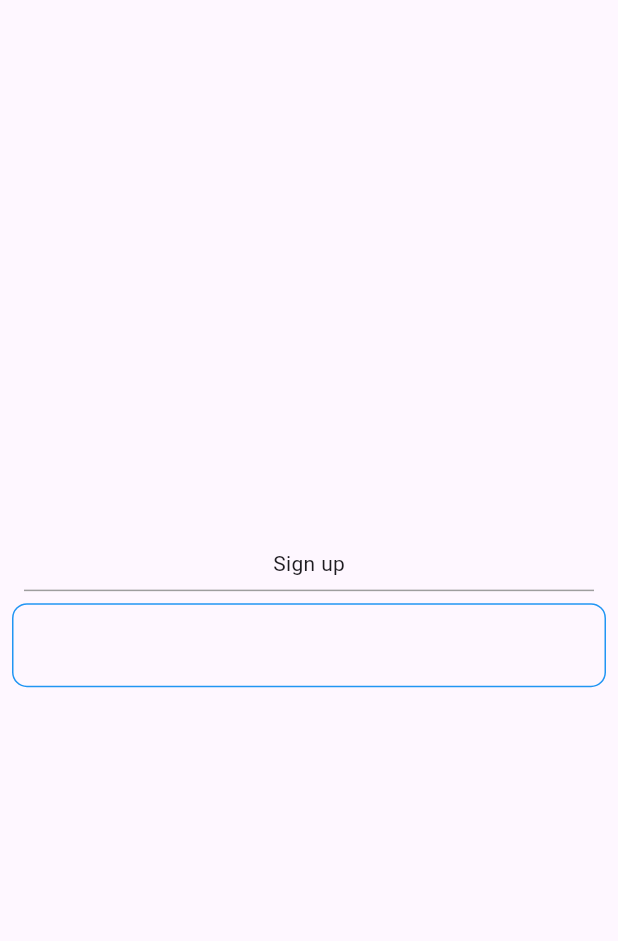
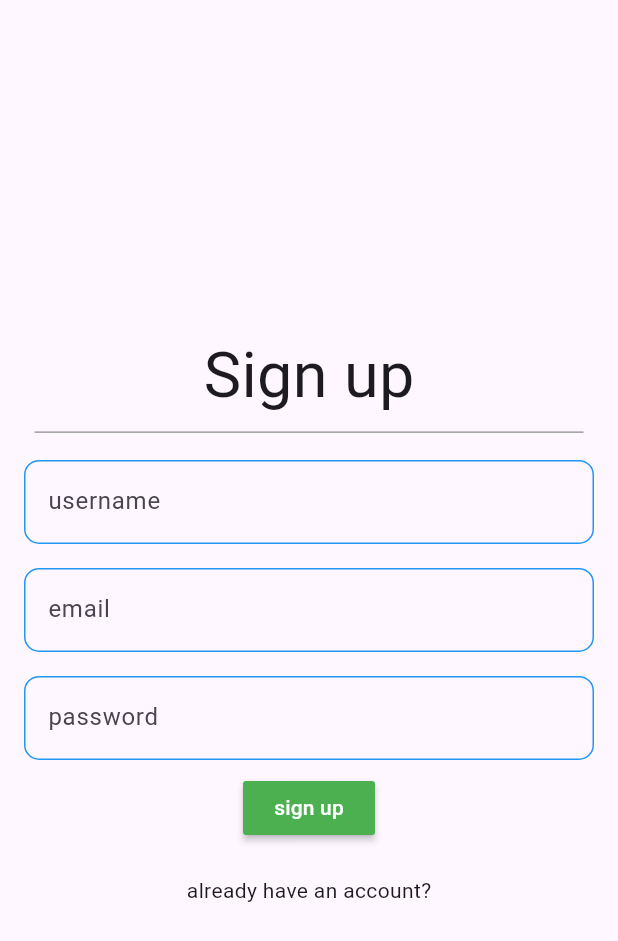
Before and after one commit to Rokobot/nextfilm, a Flutter app: the screen it shows after launch, on a phone screen of 412 x 824 dp. Shown: the top 941 px of the screen. Run offline on Flutter 3.47's test engine with Material 3 defaults, Android fonts, the phone set to English and light mode, and no system bars; our stand-ins replace bloc, firebase_core; accounts and stored records are empty.

Commit message:
i created auth UI

```diff
--- a/lib/main.dart
+++ b/lib/main.dart
@@ -26,7 +26,11 @@ class _MyAppState extends State<MyApp> {
   @override
   Widget build(BuildContext context) {
     return MaterialApp(
-      routes: {},
+      routes: {
+        '/HomePage': (context) => const HomePage(),
+        '/SignInPage': (context) => const SignInPage(),
+        '/SignUpPage': (context) => const SignUpPage(),
+      },
       home: Scaffold(
         backgroundColor: Colors.white,
         body: user ? HomePage() : SignUpPage(),
--- a/lib/screens/auth/signup_page.dart
+++ b/lib/screens/auth/signup_page.dart
@@ -1,5 +1,6 @@
 import 'package:flutter/material.dart';
 import 'package:nextfilm/extentions/extentions.dart';
+import 'package:nextfilm/widgets/widgets.dart';
 
 class SignUpPage extends StatefulWidget {
   const SignUpPage({super.key});
@@ -20,18 +21,63 @@ class _SignUpPageState extends State<SignUpPage> {
               mainAxisSize: MainAxisSize.min,
               mainAxisAlignment: MainAxisAlignment.center,
               children: [
-                Text('Sign up'),
+                Text(
+                  'Sign up',
+                  style: TextStyle(fontSize: 42),
+                ),
                 Padding(
-                  padding: const EdgeInsets.all(8.0),
+                  padding: const EdgeInsets.only(
+                      left: 15, right: 15, top: 8, bottom: 10),
                   child: Divider(
                     height: 0.2,
                     color: Colors.grey,
                   ),
                 ),
-                TextFormField(
-                  key: _keyValue,
-                  decoration: InputDecoration().custmDecoration,
-                )
+                Form(
+                    key: _keyValue,
+                    child: Column(
+                      mainAxisAlignment: MainAxisAlignment.center,
+                      mainAxisSize: MainAxisSize.min,
+                      children: [
+                        Padding(
+                          padding: const EdgeInsets.all(8.0),
+                          child: TextFormField(
+                            decoration: InputDecoration(hintText: 'username')
+                                .custmDecoration,
+                          ),
+                        ),
+                        Padding(
+                          padding: const EdgeInsets.all(8.0),
+                          child: TextFormField(
+                            decoration: InputDecoration(hintText: 'email')
+                                .custmDecoration,
+                          ),
+                        ),
+                        Padding(
+                          padding: const EdgeInsets.all(8.0),
+                          child: TextFormField(
+                            decoration: InputDecoration(hintText: 'password')
+                                .custmDecoration,
+                          ),
+                        ),
+                      ],
+                    )),
+                MaterialButton(
+                  color: Colors.green,
+                  onPressed: () {},
+                  child: Text(
+                    'sign up',
+                    style: TextStyle(color: Colors.white),
+                  ),
+                ),
+                SizedBox(
+                  height: 21,
+                ),
+                GestureDetector(
+                    onTap: () {
+                      nextScreen(context, '/SignInPage');
+                    },
+                    child: Text('already have an account?'))
               ],
             ),
           ),
```
Also changed, not shown: lib/screens/auth/sigin_page.dart (+59 -3 lines), lib/widgets/widgets.dart (added, +10 -0 lines), 1 other file.
